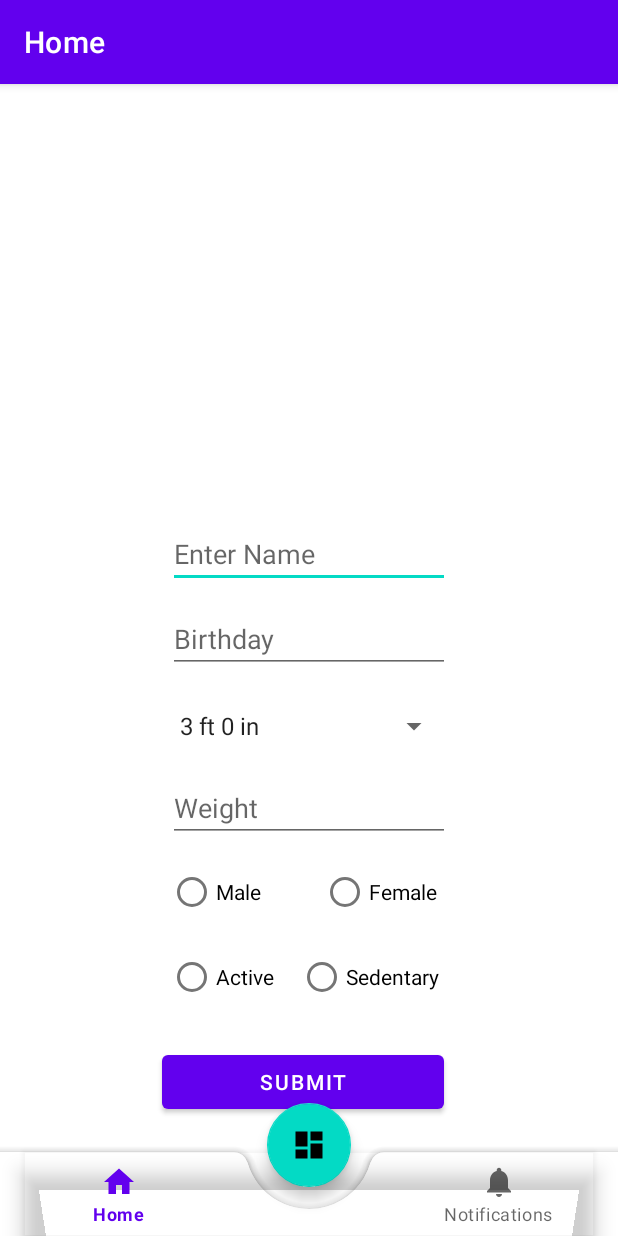
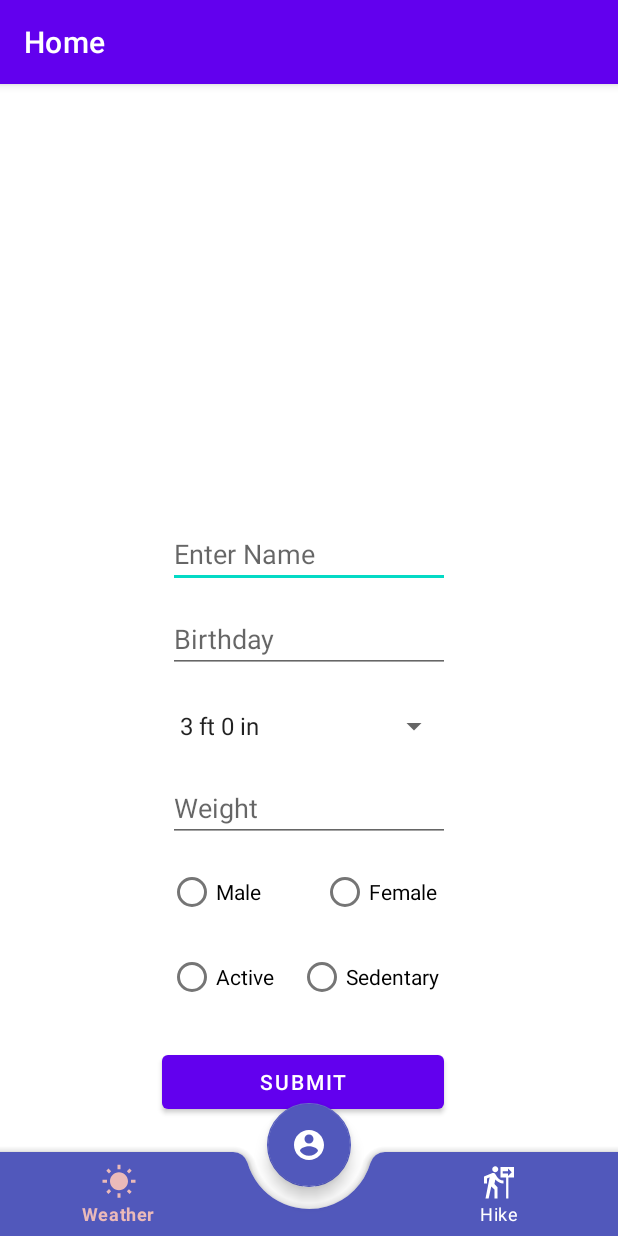
Before and after one commit to Mistah-Jones/LifeStyle_App, an Android app: the screen it shows after launch (MainActivity), on a phone screen of 412 x 824 dp. Run offline under Robolectric (Android 15) with nearby library versions, the phone set to English and light mode, and no system bars; our stand-ins replace navigation-ui.

Commit message:
Changed colors of nav bar and selected items

```diff
--- a/app/src/main/java/com/example/myapplication/MainActivity.java
+++ b/app/src/main/java/com/example/myapplication/MainActivity.java
@@ -5,18 +5,14 @@ import static androidx.navigation.Navigation.findNavController;
 import android.os.Bundle;
 import android.view.View;
 
-import com.example.myapplication.ui.dashboard.DashboardFragment;
-import com.google.android.material.bottomnavigation.BottomNavigationView;
-
 import androidx.appcompat.app.AppCompatActivity;
 import androidx.navigation.NavController;
-import androidx.navigation.Navigation;
 import androidx.navigation.ui.AppBarConfiguration;
 import androidx.navigation.ui.NavigationUI;
 
 import com.example.myapplication.databinding.ActivityMainBinding;
+import com.google.android.material.bottomnavigation.BottomNavigationView;
 import com.google.android.material.floatingactionbutton.FloatingActionButton;
-import com.google.android.material.snackbar.Snackbar;
 
 public class MainActivity extends AppCompatActivity {
 
@@ -30,6 +26,7 @@ public class MainActivity extends AppCompatActivity {
         setContentView(binding.getRoot());
 
         BottomNavigationView navView = findViewById(R.id.bottomNavigationView);
+        navView.setBackground(null);
         // Passing each menu ID as a set of Ids because each
         // menu should be considered as top level destinations.
         AppBarConfiguration appBarConfiguration = new AppBarConfiguration.Builder(
--- /dev/null
+++ b/app/src/main/res/drawable/drawer_item_color.xml
@@ -0,0 +1,5 @@
+<?xml version="1.0" encoding="utf-8"?>
+<selector xmlns:android="http://schemas.android.com/apk/res/android">
+    <item android:color="#EBBAB9" android:state_checked="true" />
+    <item android:color="#FFFFFF" />
+</selector>
--- /dev/null
+++ b/app/src/main/res/drawable/ic_account.xml
@@ -0,0 +1,10 @@
+<vector xmlns:android="http://schemas.android.com/apk/res/android"
+    android:width="24dp"
+    android:height="24dp"
+    android:viewportWidth="24"
+    android:viewportHeight="24"
+    android:tint="?attr/colorControlNormal">
+  <path
+      android:fillColor="@android:color/white"
+      android:pathData="M12,2C6.48,2 2,6.48 2,12s4.48,10 10,10 10,-4.48 10,-10S17.52,2 12,2zM12,5c1.66,0 3,1.34 3,3s-1.34,3 -3,3 -3,-1.34 -3,-3 1.34,-3 3,-3zM12,19.2c-2.5,0 -4.71,-1.28 -6,-3.22 0.03,-1.99 4,-3.08 6,-3.08 1.99,0 5.97,1.09 6,3.08 -1.29,1.94 -3.5,3.22 -6,3.22z"/>
+</vector>
--- a/app/src/main/res/drawable/ic_dashboard_black_24dp.xml
+++ /dev/null
@@ -1,9 +0,0 @@
-<vector xmlns:android="http://schemas.android.com/apk/res/android"
-    android:width="24dp"
-    android:height="24dp"
-    android:viewportWidth="24.0"
-    android:viewportHeight="24.0">
-    <path
-        android:fillColor="#FF000000"
-        android:pathData="M3,13h8L11,3L3,3v10zM3,21h8v-6L3,15v6zM13,21h8L21,11h-8v10zM13,3v6h8L21,3h-8z" />
-</vector>
--- /dev/null
+++ b/app/src/main/res/drawable/ic_hike.xml
@@ -0,0 +1,10 @@
+<vector xmlns:android="http://schemas.android.com/apk/res/android"
+    android:width="24dp"
+    android:height="24dp"
+    android:viewportWidth="24"
+    android:viewportHeight="24"
+    android:tint="?attr/colorControlNormal">
+  <path
+      android:fillColor="@android:color/white"
+      android:pathData="M9.5,5.5c1.1,0 2,-0.9 2,-2s-0.9,-2 -2,-2s-2,0.9 -2,2S8.4,5.5 9.5,5.5zM5.75,8.9L3,23h2.1l1.75,-8L9,17v6h2v-7.55L8.95,13.4l0.6,-3C10.85,12 12.8,13 15,13v-2c-1.85,0 -3.45,-1 -4.35,-2.45L9.7,6.95C9.35,6.35 8.7,6 8,6C7.75,6 7.5,6.05 7.25,6.15L2,8.3V13h2V9.65L5.75,8.9M13,2v7h3.75v14h1.5V9H22V2H13zM18.01,8V6.25H14.5v-1.5h3.51V3l2.49,2.5L18.01,8z"/>
+</vector>
--- a/app/src/main/res/drawable/ic_home_black_24dp.xml
+++ /dev/null
@@ -1,9 +0,0 @@
-<vector xmlns:android="http://schemas.android.com/apk/res/android"
-    android:width="24dp"
-    android:height="24dp"
-    android:viewportWidth="24.0"
-    android:viewportHeight="24.0">
-    <path
-        android:fillColor="#FF000000"
-        android:pathData="M10,20v-6h4v6h5v-8h3L12,3 2,12h3v8z" />
-</vector>
--- a/app/src/main/res/drawable/ic_notifications_black_24dp.xml
+++ /dev/null
@@ -1,9 +0,0 @@
-<vector xmlns:android="http://schemas.android.com/apk/res/android"
-    android:width="24dp"
-    android:height="24dp"
-    android:viewportWidth="24.0"
-    android:viewportHeight="24.0">
-    <path
-        android:fillColor="#FF000000"
-        android:pathData="M12,22c1.1,0 2,-0.9 2,-2h-4c0,1.1 0.89,2 2,2zM18,16v-5c0,-3.07 -1.64,-5.64 -4.5,-6.32L13.5,4c0,-0.83 -0.67,-1.5 -1.5,-1.5s-1.5,0.67 -1.5,1.5v0.68C7.63,5.36 6,7.92 6,11v5l-2,2v1h16v-1l-2,-2z" />
-</vector>
--- /dev/null
+++ b/app/src/main/res/drawable/ic_weather.xml
@@ -0,0 +1,10 @@
+<vector xmlns:android="http://schemas.android.com/apk/res/android"
+    android:width="24dp"
+    android:height="24dp"
+    android:viewportWidth="24"
+    android:viewportHeight="24"
+    android:tint="?attr/colorControlNormal">
+  <path
+      android:fillColor="@android:color/white"
+      android:pathData="M6.76,4.84l-1.8,-1.79 -1.41,1.41 1.79,1.79 1.42,-1.41zM4,10.5L1,10.5v2h3v-2zM13,0.55h-2L11,3.5h2L13,0.55zM20.45,4.46l-1.41,-1.41 -1.79,1.79 1.41,1.41 1.79,-1.79zM17.24,18.16l1.79,1.8 1.41,-1.41 -1.8,-1.79 -1.4,1.4zM20,10.5v2h3v-2h-3zM12,5.5c-3.31,0 -6,2.69 -6,6s2.69,6 6,6 6,-2.69 6,-6 -2.69,-6 -6,-6zM11,22.45h2L13,19.5h-2v2.95zM3.55,18.54l1.41,1.41 1.79,-1.8 -1.41,-1.41 -1.79,1.8z"/>
+</vector>
--- a/app/src/main/res/layout/activity_main.xml
+++ b/app/src/main/res/layout/activity_main.xml
@@ -13,7 +13,8 @@
         android:layout_gravity="bottom"
         app:fabCradleMargin="15dp"
         app:fabCradleVerticalOffset="5dp"
-        app:fabCradleRoundedCornerRadius="10dp">
+        app:fabCradleRoundedCornerRadius="10dp"
+        app:backgroundTint="#5158BB">
 
         <com.google.android.material.bottomnavigation.BottomNavigationView
             android:id="@+id/bottomNavigationView"
@@ -21,7 +22,10 @@
             android:layout_height="match_parent"
             android:layout_marginEnd="16dp"
             android:background="@android:color/transparent"
-            app:menu="@menu/bottom_nav_menu" />
+            app:menu="@menu/bottom_nav_menu"
+            app:itemRippleColor="@color/white"
+            app:itemIconTint="@drawable/drawer_item_color"
+            app:itemTextColor="@drawable/drawer_item_color"/>
 
 
     </com.google.android.material.bottomappbar.BottomAppBar>
@@ -30,8 +34,11 @@
         android:id="@+id/fab"
         android:layout_width="wrap_content"
         android:layout_height="wrap_content"
-        android:src="@drawable/ic_dashboard_black_24dp"
-        app:layout_anchor="@id/bottomAppBar" />
+        android:src="@drawable/ic_account"
+        app:backgroundTint="#5158BB"
+        app:rippleColor="@color/white"
+        app:layout_anchor="@id/bottomAppBar"
+        app:tint="@drawable/drawer_item_color"/>
 
     <fragment
         android:id="@+id/nav_host_fragment_activity_main"
--- a/app/src/main/res/menu/bottom_nav_menu.xml
+++ b/app/src/main/res/menu/bottom_nav_menu.xml
@@ -3,8 +3,8 @@
 
     <item
         android:id="@+id/navigation_home"
-        android:icon="@drawable/ic_home_black_24dp"
-        android:title="@string/title_home" />
+        android:icon="@drawable/ic_weather"
+        android:title="Weather" />
 
     <item
         android:id="@+id/navigation_dashboard"
@@ -12,7 +12,7 @@
 
     <item
         android:id="@+id/navigation_notifications"
-        android:icon="@drawable/ic_notifications_black_24dp"
-        android:title="@string/title_notifications" />
+        android:icon="@drawable/ic_hike"
+        android:title="Hike" />
 
 </menu>
```
